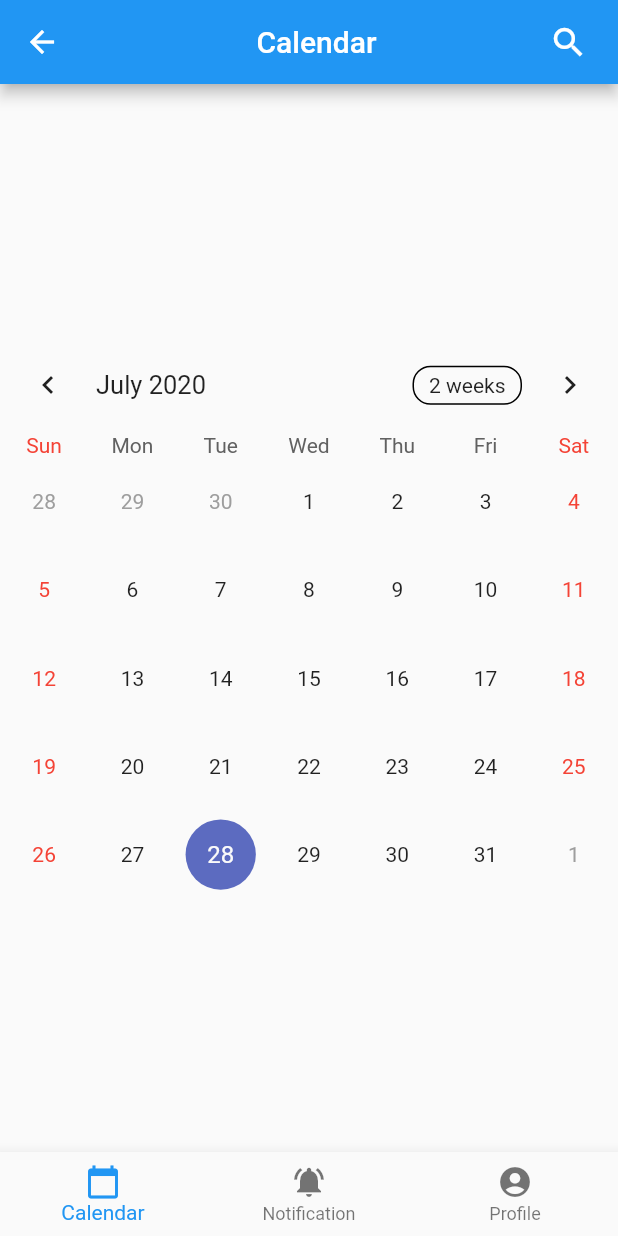
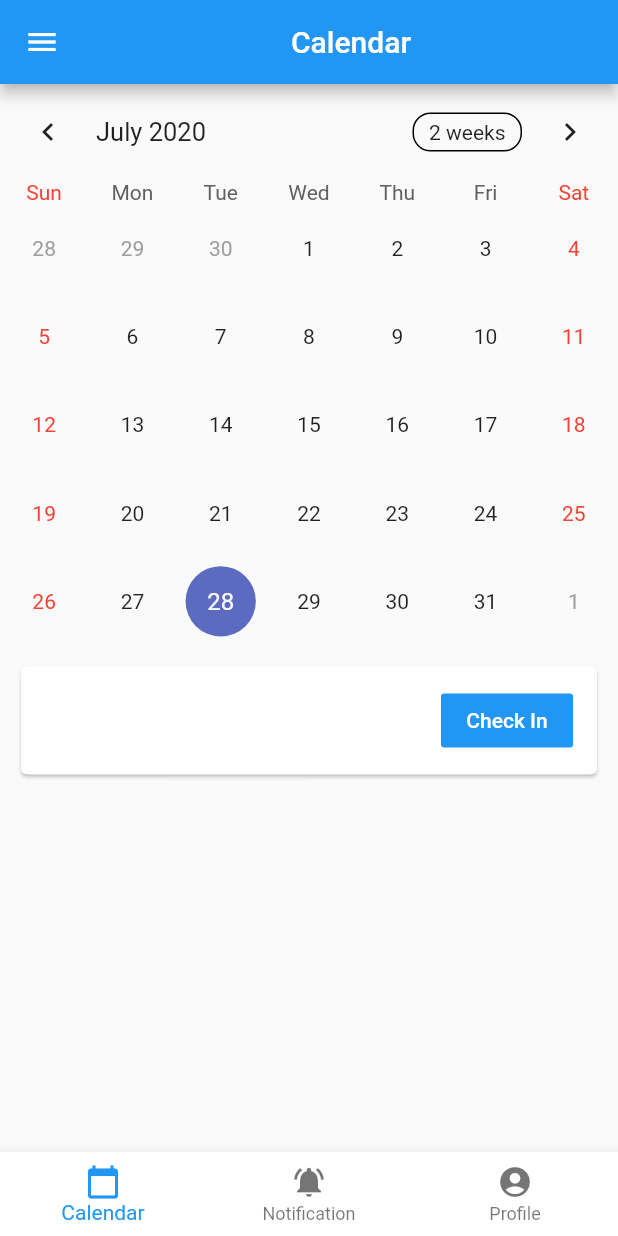
Before and after one commit to naamiicy/time-attendent, a Flutter app: the screen it shows after launch, after a tap on "Login", on a phone screen of 412 x 824 dp. Run offline on Flutter 3.47's test engine with Material 2 defaults, Android fonts, the phone set to English and light mode, and no system bars; drawn by our look-alikes of table_calendar; our stand-ins replace shared_preferences.

Commit message:
check datetime and add modal-bottom

```diff
--- /dev/null
+++ b/lib/calendar-page.dart
@@ -0,0 +1,183 @@
+import 'package:flutter/material.dart';
+import 'package:table_calendar/table_calendar.dart';
+import 'package:intl/intl.dart';
+
+class CalendarPage extends StatefulWidget {
+  // CalendarPage({Key key}) : super(key: key);
+
+  @override
+  _CalendarPageState createState() => _CalendarPageState();
+}
+
+class _CalendarPageState extends State<CalendarPage> {
+  int _selectedIndex = 0;
+  List _pages = [
+    Text("Calendar"),
+    Text("Notification"),
+    Text("Profile"),
+  ];
+  // Map<DateTime, List> _events;
+  // Map<DateTime, List> _visibleEvents;
+  // List _selectedEvents;
+
+  final CalendarController _calendarController = CalendarController();
+
+  @override
+  Widget build(BuildContext context) {
+    return Scaffold(
+      appBar: AppBar(
+          title: Center(child: _pages[_selectedIndex]),
+          leading: GestureDetector(
+              onTap: () {},
+              child: Icon(
+                Icons.menu,
+              ))),
+      body: Column(
+        children: <Widget>[
+          tableCalendar(),
+          showDateSaved(),
+        ],
+      ),
+      bottomNavigationBar: BottomNavigationBar(
+        backgroundColor: Colors.white,
+        items: <BottomNavigationBarItem>[
+          BottomNavigationBarItem(
+            icon: Icon(Icons.calendar_today),
+            title: Text('Calendar'),
+          ),
+          BottomNavigationBarItem(
+            icon: Icon(Icons.notifications_active),
+            title: Text('Notification'),
+          ),
+          BottomNavigationBarItem(
+            icon: Icon(Icons.account_circle),
+            title: Text('Profile'),
+          ),
+        ],
+        currentIndex: _selectedIndex,
+        selectedItemColor: Colors.blue,
+        onTap: onSelectItemIndex,
+      ),
+    );
+  }
+
+  Widget tableCalendar() {
+    return Container(
+      child: TableCalendar(
+        locale: 'en_US',
+        calendarController: _calendarController,
+        onDaySelected: getDateTime,
+      ),
+    );
+  }
+
+  Widget showDateSaved() {
+    return Padding(
+      padding: EdgeInsets.all(10.0),
+      child: Column(
+        children: <Widget>[
+          Card(
+            child: ListTile(
+              title: Text(''),
+              subtitle: Text(''),
+              trailing: FlatButton(
+                color: Colors.blue,
+                child: Text('Check In',
+                    style: TextStyle(
+                      color: Colors.white,
+                    )),
+                onPressed: () {
+                  showModalBottomSheet(
+                      context: context,
+                      builder: (BuildContext context) {
+                        return ClipRRect(
+                            borderRadius: BorderRadius.circular(10.0),
+                            child: Container(
+                              color: Colors.white,
+                              child: Column(children: [
+                                ListTile(
+                                  title: Center(
+                                    child: Text('Check In'),
+                                  ),
+                                  // trailing: Material(
+                                  //   color: Colors.transparent,
+                                  //   child: InkWell(
+                                  //       onTap: () {
+                                  //         Navigator.of(context).pop();
+                                  //       },
+                                  //       child: Icon(Icons.close)),
+                                  // ),
+                                )
+                              ]),
+                            ));
+                      });
+                },
+              ),
+            ),
+          ),
+          // Card(
+          //   child: ListTile(
+          //       title: Text(''),
+          //       subtitle: Text(''),
+          //       trailing: FlatButton(
+          //         color: Colors.blue,
+          //         child: Text('Check Out',
+          //             style: TextStyle(
+          //               color: Colors.white,
+          //             )),
+          //         onPressed: () {},
+          //       )),
+          // )
+        ],
+      ),
+    );
+  }
+
+  void initState() {
+    super.initState();
+  }
+
+  void dispose() {
+    _calendarController.dispose();
+    super.dispose();
+  }
+
+  String getDateTime(DateTime date, List events) {
+    DateTime _selectedDate;
+    String _formattDate;
+
+    DateTime _dateToday;
+    String _formattDateToday;
+    String _formattTimeToday;
+
+    _selectedDate = date;
+    _formattDate = getDateFormatt(_selectedDate);
+
+    _dateToday = DateTime.now();
+    _formattDateToday = getDateFormatt(_dateToday);
+
+    setState(() {
+      if (_formattDate == _formattDateToday) {
+        _formattTimeToday = DateFormat('kk:mm').format(_dateToday);
+        print('if Check time format: $_formattTimeToday');
+        return _formattTimeToday;
+      } else {
+        print('else Check time format: $_formattDate');
+        return _formattDate;
+      }
+    });
+    // _selectedEvents = events;
+    // print('Show events: $events');
+  }
+
+  getDateFormatt(DateTime date) {
+    return DateFormat('dd-MM-yyyy').format(date);
+  }
+
+  void onSelectItemIndex(int index) {
+    setState(() {
+      _selectedIndex = index;
+      print('$_selectedIndex');
+    });
+  }
+}
--- a/lib/calendarPage.dart
+++ /dev/null
@@ -1,76 +0,0 @@
-import 'package:flutter/material.dart';
-import 'package:table_calendar/table_calendar.dart';
-
-class CalendarPage extends StatefulWidget {
-  // CalendarPage({Key key}) : super(key: key);
-
-  @override
-  _CalendarPageState createState() => _CalendarPageState();
-}
-
-class _CalendarPageState extends State<CalendarPage> {
-  int _selectedIndex = 0;
-  final CalendarController _calendarController = CalendarController();
-
-  @override
-  Widget build(BuildContext context) {
-    return Scaffold(
-        appBar: AppBar(
-          title: Center(child: Text('Calendar')),
-          actions: <Widget>[
-            Padding(
-                padding: EdgeInsets.only(right: 20.0),
-                child: GestureDetector(
-                  onTap: () {},
-                  child: Icon(
-                    Icons.search,
-                    size: 26.0,
-                  ),
-                )),
-          ],
-        ),
-        body: Center(child: tableCalendar()),
-        bottomNavigationBar: BottomNavigationBar(
-          items: <BottomNavigationBarItem>[
-            BottomNavigationBarItem(
-              icon: Icon(Icons.calendar_today),
-              title: Text('Calendar'),
-            ),
-            BottomNavigationBarItem(
-              icon: Icon(Icons.notifications_active),
-              title: Text('Notification'),
-            ),
-            BottomNavigationBarItem(
-              icon: Icon(Icons.account_circle),
-              title: Text('Profile'),
-            ),
-          ],
-          currentIndex: _selectedIndex,
-          selectedItemColor: Colors.blue,
-          onTap: onSelectItemIndex,
-        ));
-  }
-
-  Widget tableCalendar() {
-    return TableCalendar(
-      locale: 'en_US',
-      calendarController: _calendarController,
-    );
-  }
-
-  void initState() {
-    super.initState();
-  }
-
-  void dispose() {
-    _calendarController.dispose();
-    super.dispose();
-  }
-
-  void onSelectItemIndex(int index) {
-    setState(() {
-      _selectedIndex = index;
-      print('$_selectedIndex');
-    });
-  }
-}
--- a/lib/loginPage.dart
+++ b/lib/login-page.dart
@@ -1,5 +1,5 @@
 import 'package:flutter/material.dart';
-import 'calendarPage.dart';
+import 'calendar-page.dart';
 import 'package:shared_preferences/shared_preferences.dart';
 
 class LoginPage extends StatefulWidget {
@@ -18,9 +18,8 @@ class _LoginPageState extends State<LoginPage> {
         body: Container(
       padding: EdgeInsets.fromLTRB(20.0, 120.0, 20.0, 120.0),
       child: Form(
-        key: _formKey,
-        child: Column(
-          children: <Widget>[
+          key: _formKey,
+          child: Column(children: <Widget>[
             Container(
               width: 150.0,
               height: 150.0,
@@ -30,7 +29,7 @@ class _LoginPageState extends State<LoginPage> {
               height: 20.0,
             ),
             Padding(
-              padding: const EdgeInsets.all(8.0),
+              padding: EdgeInsets.all(8.0),
               child: TextFormField(
                   keyboardType: TextInputType.emailAddress,
                   decoration: InputDecoration(
@@ -44,7 +43,7 @@ class _LoginPageState extends State<LoginPage> {
                   onSaved: (value) => _email = value),
             ),
             Padding(
-              padding: const EdgeInsets.all(8.0),
+              padding: EdgeInsets.all(8.0),
               child: TextFormField(
                   keyboardType: TextInputType.text,
                   obscureText: true,
@@ -62,9 +61,7 @@ class _LoginPageState extends State<LoginPage> {
               height: 20.0,
             ),
             _signinButton(),
-          ],
-        ),
-      ),
+          ])),
     ));
   }
 
@@ -72,14 +69,14 @@ class _LoginPageState extends State<LoginPage> {
     return Padding(
       padding: EdgeInsets.fromLTRB(8.0, 20.0, 8.0, 20.0),
       child: MaterialButton(
-        shape: RoundedRectangleBorder(
-            borderRadius: new BorderRadius.circular(30.0)),
+        shape:
+            RoundedRectangleBorder(borderRadius: BorderRadius.circular(30.0)),
         onPressed: () {
           setState(() {
             final form = _formKey.currentState;
             form.save();
             setAuthToPreferences(_email, _password);
-            routeToHomePage(context);
+            routeToCalendarPage(context);
           });
         },
         color: Colors.blue,
@@ -91,7 +88,7 @@ class _LoginPageState extends State<LoginPage> {
     );
   }
 
-  void routeToHomePage(context) {
+  void routeToCalendarPage(context) {
     Navigator.push(
         context, MaterialPageRoute(builder: (context) => CalendarPage()));
   }
--- a/lib/main.dart
+++ b/lib/main.dart
@@ -1,6 +1,6 @@
 import 'package:flutter/material.dart';
 import 'package:intl/date_symbol_data_local.dart';
-import 'loginPage.dart';
+import 'login-page.dart';
 
 void main() {
   initializeDateFormatting().then((value) => runApp(MyApp()));
--- /dev/null
+++ b/lib/notification-page.dart
@@ -0,0 +1,15 @@
+import 'package:flutter/material.dart';
+
+class NotificationPage extends StatefulWidget {
+  NotificationPage({Key key}) : super(key: key);
+
+  @override
+  _NotificationPageState createState() => _NotificationPageState();
+}
+
+class _NotificationPageState extends State<NotificationPage> {
+  @override
+  Widget build(BuildContext context) {
+    return MaterialApp(title: 'Notification');
+  }
+}
--- /dev/null
+++ b/lib/profile-page.dart
@@ -0,0 +1,15 @@
+import 'package:flutter/material.dart';
+
+class ProfilePage extends StatefulWidget {
+  ProfilePage({Key key}) : super(key: key);
+
+  @override
+  _ProfilePageState createState() => _ProfilePageState();
+}
+
+class _ProfilePageState extends State<ProfilePage> {
+  @override
+  Widget build(BuildContext context) {
+    return MaterialApp(title: 'Profile');
+  }
+}
```
